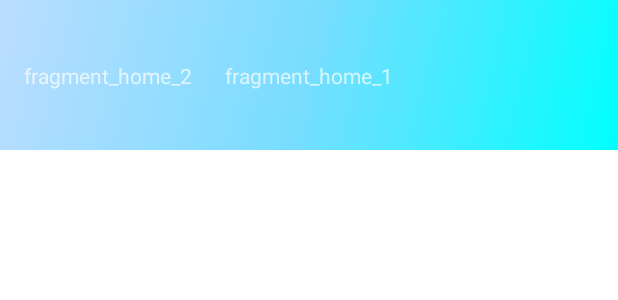
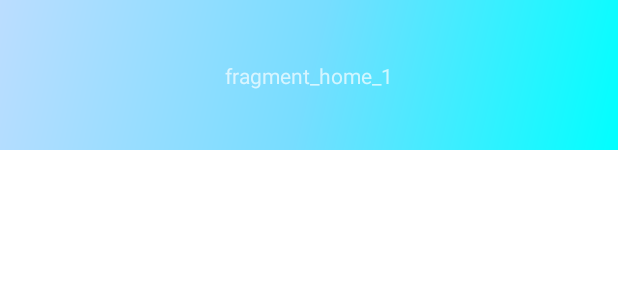
Before and after one commit to s-taku0502/nuka2024_try, an Android app: the layout fragment_home.xml on its own in the app's theme, with its tools: preview values and no code run, on a phone screen of 412 x 824 dp. Shown: the top 300 px of the screen. Run offline under Robolectric (Android 15) with nearby library versions, the phone set to English and light mode, and no system bars.

Commit message:
・ホーム画面上部に表示されていた引用文の削除 ・ナビゲーションの変更（スタンプ・ショップ・クーポン一覧の追加）

```diff
--- a/app/src/main/java/com/example/nuka2024_try/ui/home/HomeFragment.kt
+++ b/app/src/main/java/com/example/nuka2024_try/ui/home/HomeFragment.kt
@@ -59,7 +59,7 @@ class HomeFragment : Fragment() {
         //  引用文の作成
 
 
-        val textView_2: TextView = binding.textQuote
+        // val textView_2: TextView = binding.textQuote
 
         val quoteText = SpannableString("")
 
@@ -69,9 +69,9 @@ class HomeFragment : Fragment() {
     // イタリックに設定
         quoteText.setSpan(StyleSpan(Typeface.ITALIC), 0, quoteText.length, Spannable.SPAN_EXCLUSIVE_EXCLUSIVE)
 
-    // パディングはTextViewで設定
+    /* パディングはTextViewで設定
         textView_2.setPadding(16, 16, 16, 16)
-        textView_2.text = quoteText
+        textView_2.text = quoteText */
 
         return root
     }
--- a/app/src/main/java/com/example/nuka2024_try/ui/qr_scanner/ScannersFragment.kt
+++ b/app/src/main/java/com/example/nuka2024_try/ui/qr_scanner/ScannersFragment.kt
@@ -1,6 +1,7 @@
 package com.example.nuka2024_try.ui.qr_scanner
 
 import androidx.fragment.app.Fragment
+import androidx.navigation.fragment.findNavController
 import com.example.nuka2024_try.databinding.FragmentSlideshowBinding
 
 class ScannersFragment : Fragment() {
@@ -33,4 +34,6 @@ class ScannersFragment : Fragment() {
         super.onDestroyView()
         _binding = null
     }
+
+
 }
--- /dev/null
+++ b/app/src/main/res/drawable/baseline_insert_emoticon_24.xml
@@ -0,0 +1,5 @@
+<vector xmlns:android="http://schemas.android.com/apk/res/android" android:height="24dp" android:tint="#000000" android:viewportHeight="24" android:viewportWidth="24" android:width="24dp">
+
+    <path android:fillColor="@android:color/white" android:pathData="M11.99,2C6.47,2 2,6.48 2,12s4.47,10 9.99,10C17.52,22 22,17.52 22,12S17.52,2 11.99,2zM12,20c-4.42,0 -8,-3.58 -8,-8s3.58,-8 8,-8 8,3.58 8,8 -3.58,8 -8,8zM15.5,11c0.83,0 1.5,-0.67 1.5,-1.5S16.33,8 15.5,8 14,8.67 14,9.5s0.67,1.5 1.5,1.5zM8.5,11c0.83,0 1.5,-0.67 1.5,-1.5S9.33,8 8.5,8 7,8.67 7,9.5 7.67,11 8.5,11zM12,17.5c2.33,0 4.31,-1.46 5.11,-3.5L6.89,14c0.8,2.04 2.78,3.5 5.11,3.5z"/>
+
+</vector>
--- /dev/null
+++ b/app/src/main/res/drawable/ic_menu_gift.xml
@@ -0,0 +1,5 @@
+<vector xmlns:android="http://schemas.android.com/apk/res/android" android:height="24dp" android:tint="#000000" android:viewportHeight="24" android:viewportWidth="24" android:width="24dp">
+
+    <path android:fillColor="@android:color/white" android:pathData="M20,6h-2.18c0.11,-0.31 0.18,-0.65 0.18,-1 0,-1.66 -1.34,-3 -3,-3 -1.05,0 -1.96,0.54 -2.5,1.35l-0.5,0.67 -0.5,-0.68C10.96,2.54 10.05,2 9,2 7.34,2 6,3.34 6,5c0,0.35 0.07,0.69 0.18,1L4,6c-1.11,0 -1.99,0.89 -1.99,2L2,19c0,1.11 0.89,2 2,2h16c1.11,0 2,-0.89 2,-2L22,8c0,-1.11 -0.89,-2 -2,-2zM15,4c0.55,0 1,0.45 1,1s-0.45,1 -1,1 -1,-0.45 -1,-1 0.45,-1 1,-1zM9,4c0.55,0 1,0.45 1,1s-0.45,1 -1,1 -1,-0.45 -1,-1 0.45,-1 1,-1zM20,19L4,19v-2h16v2zM20,14L4,14L4,8h5.08L7,10.83 8.62,12 11,8.76l1,-1.36 1,1.36L15.38,12 17,10.83 14.92,8L20,8v6z"/>
+
+</vector>
--- /dev/null
+++ b/app/src/main/res/drawable/ic_menu_store.xml
@@ -0,0 +1,5 @@
+<vector xmlns:android="http://schemas.android.com/apk/res/android" android:height="24dp" android:tint="#000000" android:viewportHeight="24" android:viewportWidth="24" android:width="24dp">
+
+    <path android:fillColor="@android:color/white" android:pathData="M20,4L4,4v2h16L20,4zM21,14v-2l-1,-5L4,7l-1,5v2h1v6h10v-6h4v6h2v-6h1zM12,18L6,18v-4h6v4z"/>
+
+</vector>
--- a/app/src/main/res/layout/activity_qrscanner.xml
+++ b/app/src/main/res/layout/activity_qrscanner.xml
@@ -4,7 +4,7 @@
     xmlns:tools="http://schemas.android.com/tools"
     android:layout_width="match_parent"
     android:layout_height="match_parent"
-    tools:context=".ui.qr_scanner.QR_Scanner">
+    tools:context=".ui.qr_scanner.QRCodeCaptureActivity">
 
     <Button
         android:id="@+id/qr_button"
--- a/app/src/main/res/layout/fragment_home.xml
+++ b/app/src/main/res/layout/fragment_home.xml
@@ -26,14 +26,6 @@
         app:layout_constraintBottom_toBottomOf="parent"
         app:layout_constraintEnd_toEndOf="parent"
         app:layout_constraintStart_toStartOf="parent"
-        app:layout_constraintTop_toTopOf="parent" />
-
-    <TextView
-        android:id="@+id/textQuote"
-        android:layout_width="wrap_content"
-        android:layout_height="wrap_content"
-        android:text="fragment_home_2"
-        app:layout_constraintBottom_toBottomOf="parent"
         app:layout_constraintTop_toTopOf="parent" />
 
 </androidx.constraintlayout.widget.ConstraintLayout>
--- a/app/src/main/res/layout/fragment_qrcode.xml
+++ b/app/src/main/res/layout/fragment_qrcode.xml
@@ -4,7 +4,8 @@
     xmlns:app="http://schemas.android.com/apk/res-auto"
     xmlns:zxing_view="http://schemas.android.com/apk/res-auto"
     android:layout_width="match_parent"
-    android:layout_height="match_parent">
+    android:layout_height="match_parent"
+    tools:context=".ui.qr_scanner.QRCodeCaptureActivity">
 
 
     <com.journeyapps.barcodescanner.CompoundBarcodeView
--- a/app/src/main/res/navigation/mobile_navigation.xml
+++ b/app/src/main/res/navigation/mobile_navigation.xml
@@ -29,4 +29,10 @@
         android:label="Stamps"
         tools:layout="@layout/fragment_stamps" />
 
+    <fragment
+        android:id="@+id/nav_scan"
+        android:name="com.example.nuka2024_try.ui.qr_scanner.ScannersFragment"
+        android:label="QRscanner"
+        tools:layout="@layout/activity_qrscanner" />
+
 </navigation>
```
Also changed, not shown: app/src/main/res/menu/activity_main_drawer.xml (+20 -3 lines).
